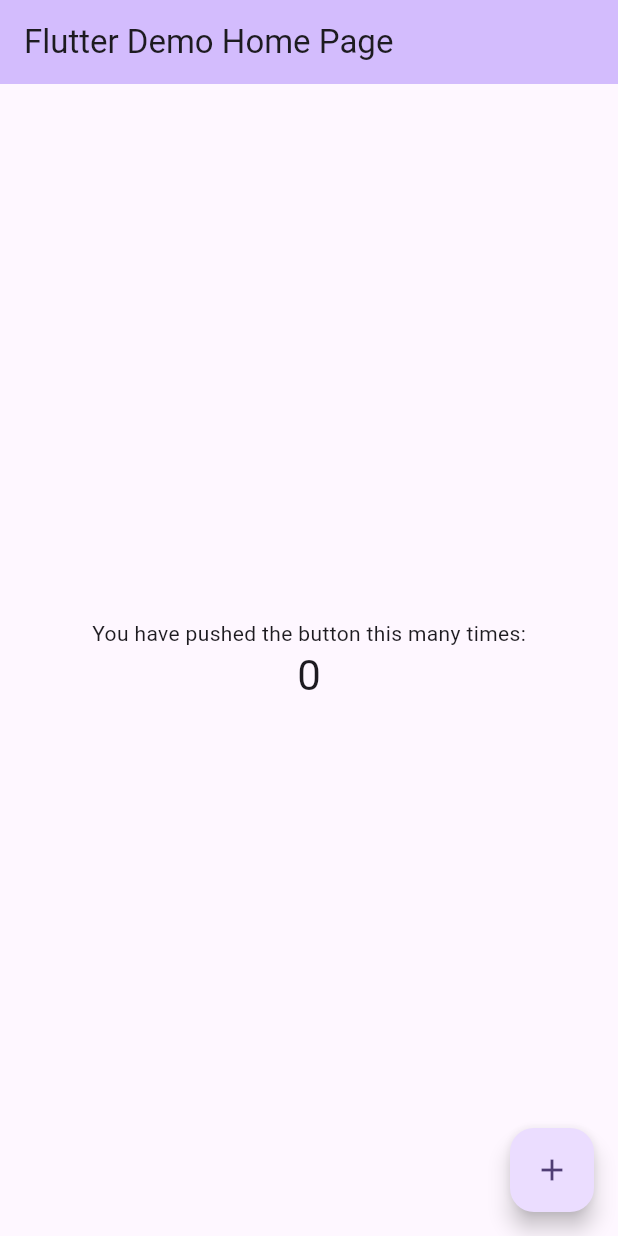
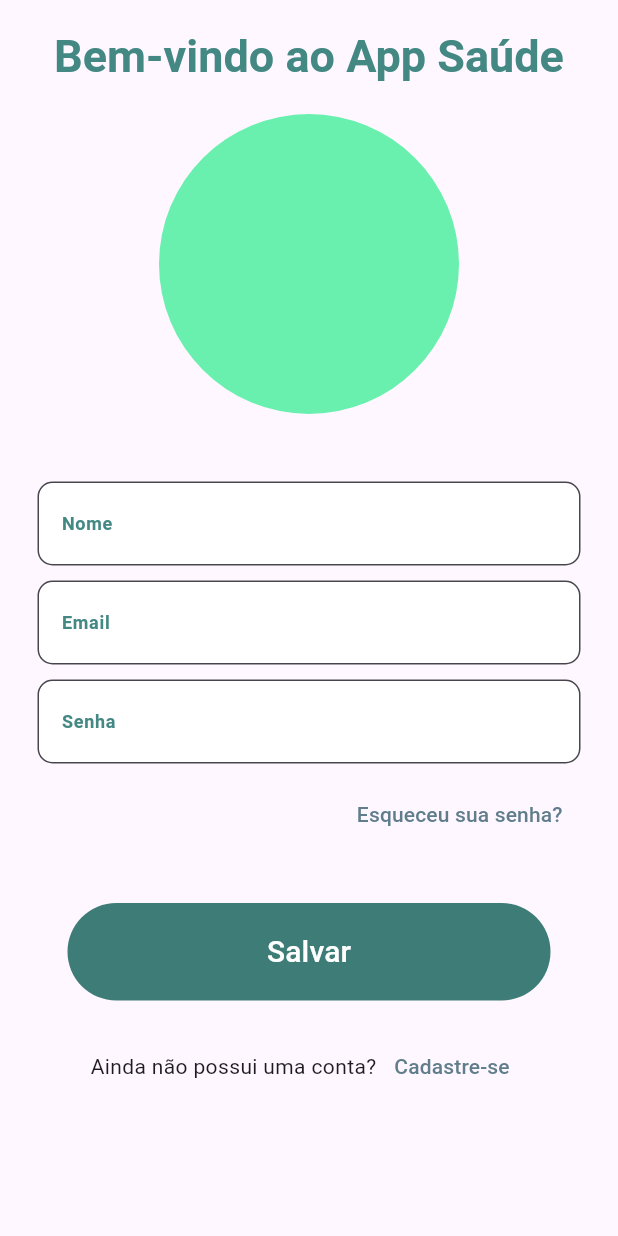
Before and after one commit to matheusmayer123/app_saude, a Flutter app: the screen it shows after launch, on a phone screen of 412 x 824 dp. Run offline on Flutter 3.47's test engine with Material 3 defaults, Android fonts, the phone set to English and light mode, and no system bars.

Commit message:
inicio projeto

```diff
--- /dev/null
+++ b/lib/field_form.dart
@@ -0,0 +1,39 @@
+import 'package:flutter/material.dart';
+
+// ignore: must_be_immutable
+class FieldForm extends StatelessWidget {
+  String label;
+  bool isPassword;
+  TextEditingController controller;
+
+  FieldForm({
+    super.key,
+    required this.label,
+    required this.isPassword,
+    required this.controller,
+  });
+
+  @override
+  Widget build(BuildContext context) {
+    return TextFormField(
+        controller: controller,
+        obscureText: isPassword,
+        decoration: InputDecoration(
+          filled: true,
+          fillColor: Colors.white,
+          labelText: label,
+          labelStyle: const TextStyle(
+            color: Color.fromRGBO(67, 136, 131, 1.0),
+            fontSize: 12,
+            fontWeight: FontWeight.bold,
+          ),
+          border: OutlineInputBorder(
+            borderRadius: BorderRadius.circular(10),
+            borderSide: const BorderSide(
+              color: Color.fromRGBO(67, 136, 131, 1.0),
+              width: 2,
+            ),
+          ),
+        ));
+  }
+}
--- a/lib/main.dart
+++ b/lib/main.dart
@@ -1,3 +1,4 @@
+import 'package:app_saude/user_form.dart';
 import 'package:flutter/material.dart';
 
 void main() {
@@ -11,115 +12,59 @@
   @override
   Widget build(BuildContext context) {
     return MaterialApp(
-      title: 'Flutter Demo',
-      theme: ThemeData(
-        // This is the theme of your application.
-        //
-        // TRY THIS: Try running your application with "flutter run". You'll see
-        // the application has a purple toolbar. Then, without quitting the app,
-        // try changing the seedColor in the colorScheme below to Colors.green
-        // and then invoke "hot reload" (save your changes or press the "hot
-        // reload" button in a Flutter-supported IDE, or press "r" if you used
-        // the command line to start the app).
-        //
-        // Notice that the counter didn't reset back to zero; the application
-        // state is not lost during the reload. To reset the state, use hot
-        // restart instead.
-        //
-        // This works for code too, not just values: Most code changes can be
-        // tested with just a hot reload.
-        colorScheme: ColorScheme.fromSeed(seedColor: Colors.deepPurple),
-        useMaterial3: true,
-      ),
-      home: const MyHomePage(title: 'Flutter Demo Home Page'),
+      title: 'App Saúde',
+      theme: ThemeData(),
+      home: const MyHomePage(),
     );
   }
 }
 
 class MyHomePage extends StatefulWidget {
-  const MyHomePage({super.key, required this.title});
-
-  // This widget is the home page of your application. It is stateful, meaning
-  // that it has a State object (defined below) that contains fields that affect
-  // how it looks.
-
-  // This class is the configuration for the state. It holds the values (in this
-  // case the title) provided by the parent (in this case the App widget) and
-  // used by the build method of the State. Fields in a Widget subclass are
-  // always marked "final".
-
-  final String title;
+  const MyHomePage({super.key});
 
   @override
   State<MyHomePage> createState() => _MyHomePageState();
 }
 
 class _MyHomePageState extends State<MyHomePage> {
-  int _counter = 0;
-
-  void _incrementCounter() {
-    setState(() {
-      // This call to setState tells the Flutter framework that something has
-      // changed in this State, which causes it to rerun the build method below
-      // so that the display can reflect the updated values. If we changed
-      // _counter without calling setState(), then the build method would not be
-      // called again, and so nothing would appear to happen.
-      _counter++;
-    });
-  }
-
   @override
   Widget build(BuildContext context) {
-    // This method is rerun every time setState is called, for instance as done
-    // by the _incrementCounter method above.
-    //
-    // The Flutter framework has been optimized to make rerunning build methods
-    // fast, so that you can just rebuild anything that needs updating rather
-    // than having to individually change instances of widgets.
     return Scaffold(
       appBar: AppBar(
-        // TRY THIS: Try changing the color here to a specific color (to
-        // Colors.amber, perhaps?) and trigger a hot reload to see the AppBar
-        // change color while the other colors stay the same.
-        backgroundColor: Theme.of(context).colorScheme.inversePrimary,
-        // Here we take the value from the MyHomePage object that was created by
-        // the App.build method, and use it to set our appbar title.
-        title: Text(widget.title),
-      ),
-      body: Center(
-        // Center is a layout widget. It takes a single child and positions it
-        // in the middle of the parent.
-        child: Column(
-          // Column is also a layout widget. It takes a list of children and
-          // arranges them vertically. By default, it sizes itself to fit its
-          // children horizontally, and tries to be as tall as its parent.
-          //
-          // Column has various properties to control how it sizes itself and
-          // how it positions its children. Here we use mainAxisAlignment to
-          // center the children vertically; the main axis here is the vertical
-          // axis because Columns are vertical (the cross axis would be
-          // horizontal).
-          //
-          // TRY THIS: Invoke "debug painting" (choose the "Toggle Debug Paint"
-          // action in the IDE, or press "p" in the console), to see the
-          // wireframe for each widget.
+        title: Row(
           mainAxisAlignment: MainAxisAlignment.center,
-          children: <Widget>[
-            const Text(
-              'You have pushed the button this many times:',
-            ),
-            Text(
-              '$_counter',
-              style: Theme.of(context).textTheme.headlineMedium,
+          children: [
+            Container(
+              margin: const EdgeInsets.only(top: 20),
+              child: const Text(
+                'Bem-vindo ao App Saúde',
+                style: TextStyle(
+                    color: Color.fromRGBO(67, 136, 131, 1.0),
+                    fontSize: 30.0,
+                    fontWeight: FontWeight.bold),
+              ),
             ),
           ],
         ),
       ),
-      floatingActionButton: FloatingActionButton(
-        onPressed: _incrementCounter,
-        tooltip: 'Increment',
-        child: const Icon(Icons.add),
-      ), // This trailing comma makes auto-formatting nicer for build methods.
+      body: Center(
+        child: Column(
+          mainAxisAlignment: MainAxisAlignment.start,
+          children: <Widget>[
+            Container(
+              margin: const EdgeInsets.only(top: 20),
+              child: const CircleAvatar(
+                radius: 100,
+                backgroundColor: Colors.greenAccent,
+              ),
+            ),
+            const SizedBox(
+              height: 20,
+            ),
+            const UserForm(),
+          ],
+        ),
+      ),
     );
   }
 }
--- /dev/null
+++ b/lib/user_form.dart
@@ -0,0 +1,99 @@
+import 'package:flutter/material.dart';
+import 'package:app_saude/field_form.dart';
+
+class UserForm extends StatefulWidget {
+  const UserForm({super.key});
+
+  @override
+  State<UserForm> createState() => _UserFormState();
+}
+
+class _UserFormState extends State<UserForm> {
+  TextEditingController controllerName = TextEditingController();
+  TextEditingController controllerEmail = TextEditingController();
+  TextEditingController controllerPassword = TextEditingController();
+  @override
+  Widget build(BuildContext context) {
+    return Center(
+        child: Padding(
+      padding: const EdgeInsets.all(25),
+      child: Column(
+        children: [
+          FieldForm(
+            label: 'Nome',
+            isPassword: false,
+            controller: controllerName,
+          ),
+          SizedBox(
+            height: 10,
+          ),
+          FieldForm(
+            label: 'Email',
+            isPassword: false,
+            controller: controllerEmail,
+          ),
+          SizedBox(
+            height: 10,
+          ),
+          FieldForm(
+            label: 'Senha',
+            isPassword: true,
+            controller: controllerPassword,
+          ),
+          SizedBox(
+            height: 10,
+          ),
+          Container(
+            child: Row(
+              mainAxisAlignment: MainAxisAlignment.end,
+              children: [
+                TextButton(
+                    onPressed: () {},
+                    child: const Text(
+                      'Esqueceu sua senha?',
+                      style: TextStyle(color: Colors.blueGrey),
+                    )),
+              ],
+            ),
+          ),
+          Padding(
+            padding: const EdgeInsets.all(20),
+            child: SizedBox(
+              height: 80,
+              width: 350,
+              child: Container(
+                margin: const EdgeInsets.only(top: 15),
+                child: TextButton(
+                    onPressed: () {},
+                    child: const Text(
+                      'Salvar',
+                      style: TextStyle(
+                        color: Colors.white,
+                        fontSize: 20,
+                      ),
+                    ),
+                    style: ButtonStyle(
+                        backgroundColor: MaterialStatePropertyAll(
+                            Color.fromRGBO(62, 124, 120, 1.0)))),
+              ),
+            ),
+          ),
+          Container(
+            child: Row(
+              mainAxisAlignment: MainAxisAlignment.center,
+              children: [
+                const Text('Ainda não possui uma conta?'),
+                TextButton(
+                    onPressed: () {},
+                    child: const Text(
+                      'Cadastre-se',
+                      style: TextStyle(color: Colors.blueGrey),
+                    )),
+              ],
+            ),
+          ),
+        ],
+      ),
+    ));
+  }
+}
```
